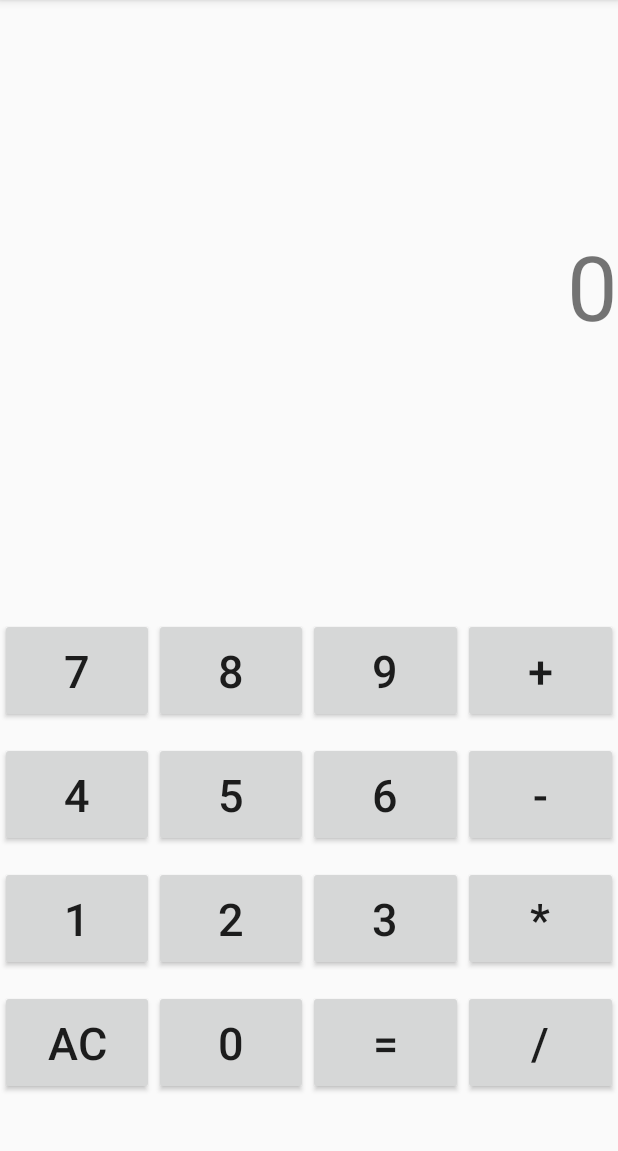
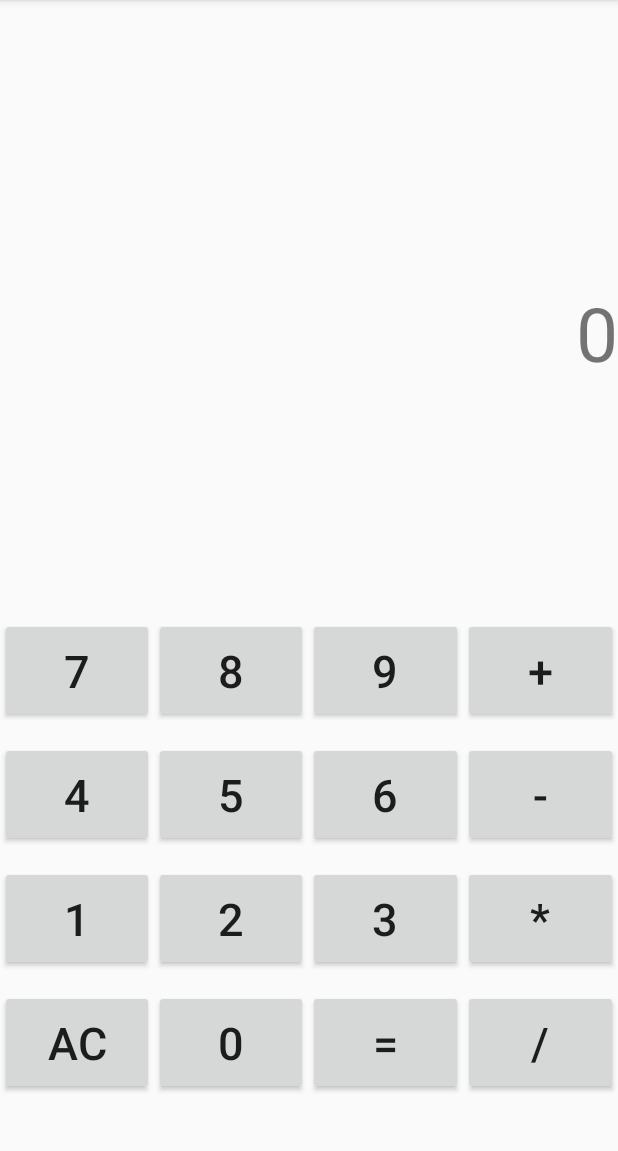
Before and after one commit to Nadim-Mahmud/Calculator_Android, an Android app: the screen it shows after launch (MainActivity), on a phone screen of 412 x 824 dp, the part 84-1235 px from its top. Run offline under Robolectric (Android 15) with nearby library versions, the phone set to English and light mode, and no system bars.

Commit message:
button resoponse fixed

```diff
--- a/app/src/main/java/com/example/calculator/MainActivity.java
+++ b/app/src/main/java/com/example/calculator/MainActivity.java
@@ -135,7 +135,7 @@ public class MainActivity extends AppCompatActivity {
         button_add.setOnClickListener(new View.OnClickListener() {
             @Override
             public void onClick(View v) {
-                if(output.getText().toString()=="0"){
+                if(output.getText().toString().charAt(0)=='0'){
                     input.setText(input.getText()+"+");
                 }
                 else{
@@ -159,7 +159,7 @@ public class MainActivity extends AppCompatActivity {
         button_multiply.setOnClickListener(new View.OnClickListener() {
             @Override
             public void onClick(View v) {
-                if(output.getText().toString()=="0"){
+                if(output.getText().toString().charAt(0)=='0'){
                     input.setText(input.getText()+"*");
                 }
                 else{
@@ -171,7 +171,7 @@ public class MainActivity extends AppCompatActivity {
         button_divide.setOnClickListener(new View.OnClickListener() {
             @Override
             public void onClick(View v) {
-                if(output.getText().toString()=="0"){
+                if(output.getText().toString().charAt(0)=='0'){
                     input.setText(input.getText()+"/");
                 }
                 else{
--- a/app/src/main/res/layout/activity_main.xml
+++ b/app/src/main/res/layout/activity_main.xml
@@ -16,23 +16,26 @@
 
         <LinearLayout
             android:layout_width="match_parent"
-            android:layout_height="50dp">
+            android:layout_height="0dp"
+            android:layout_weight="1">
         </LinearLayout>
 
         <TextView
             android:id="@+id/input"
             android:layout_width="match_parent"
-            android:layout_height="100dp"
+            android:layout_height="0dp"
+            android:layout_weight="3"
             android:text=""
-            android:textSize="60sp"
+            android:textSize="50sp"
             android:gravity="center_vertical"
             />
         <TextView
             android:id="@+id/output"
             android:text="0"
-            android:textSize="60sp"
+            android:textSize="50sp"
             android:layout_width="match_parent"
-            android:layout_height="100dp"
+            android:layout_height="0dp"
+            android:layout_weight="3"
             android:gravity="right"
             />
 
--- a/build.gradle
+++ b/build.gradle
@@ -7,7 +7,7 @@ buildscript {
 
     }
     dependencies {
-        classpath 'com.android.tools.build:gradle:3.3.2'
+        classpath 'com.android.tools.build:gradle:3.5.0'
 
         // NOTE: Do not place your application dependencies here; they belong
         // in the individual module build.gradle files
```
Also changed, not shown: gradle/wrapper/gradle-wrapper.properties.
